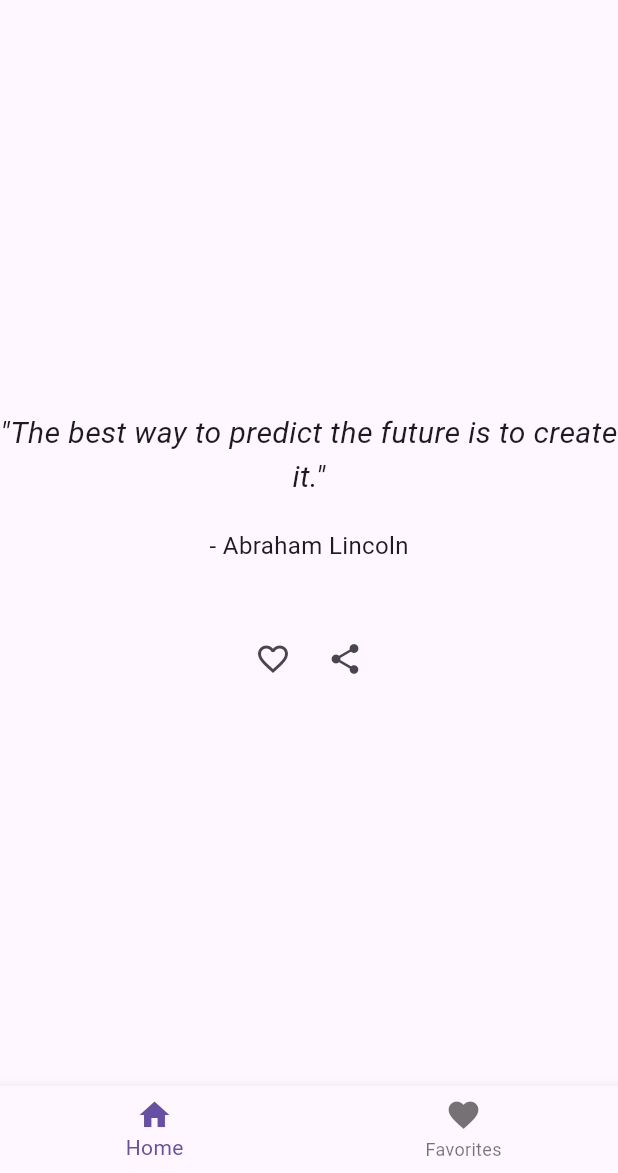
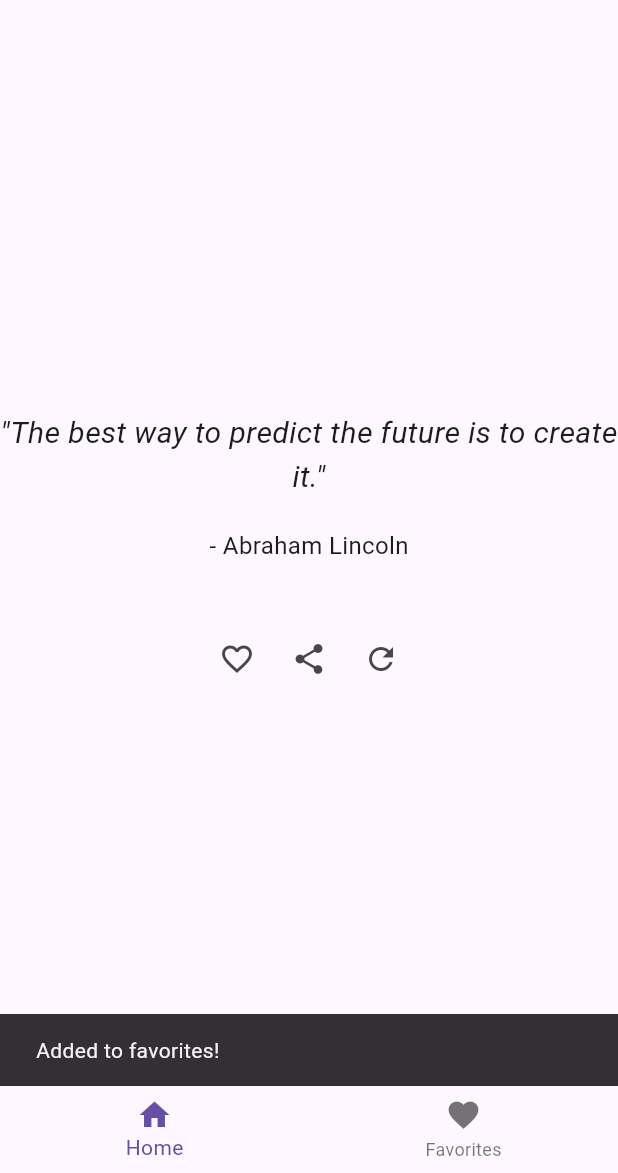
Before and after one commit to junaidiqbalturk/daily_quote_app, a Flutter app: the screen it shows after launch, after a tap on the "favorite outline" icon, on a phone screen of 412 x 824 dp, the part 63-1236 px from its top. Run offline on Flutter 3.47's test engine with Material 3 defaults, Android fonts, the light colour scheme and no system bars; our stand-ins replace shared_preferences; statements that could not run were skipped.

Commit message:
issue: Quote API Service Issue

```diff
--- a/lib/main.dart
+++ b/lib/main.dart
@@ -7,6 +7,8 @@ void main() {
 }
 
 class MyApp extends StatelessWidget {
+  const MyApp({super.key});
+
   @override
   Widget build(BuildContext context) {
     return MaterialApp(
@@ -20,6 +22,8 @@ class MyApp extends StatelessWidget {
 }
 
 class MainScreen extends StatefulWidget {
+  const MainScreen({super.key});
+
   @override
   _MainScreenState createState() => _MainScreenState();
 }
--- a/lib/screens/home_screen.dart
+++ b/lib/screens/home_screen.dart
@@ -1,7 +1,54 @@
 import 'package:flutter/material.dart';
+import 'package:shared_preferences/shared_preferences.dart';
+import 'services/quote_service.dart';
 
-class HomeScreen extends StatelessWidget {
-  const HomeScreen({super.key});
+class HomeScreen extends StatefulWidget {
+  @override
+  _HomeScreenState createState() => _HomeScreenState();
+}
+
+class _HomeScreenState extends State<HomeScreen> {
+  String _quote = '"The best way to predict the future is to create it."';
+  String _author = '- Abraham Lincoln';
+  List<String> _favorites = [];
+
+  Future<void> _fetchQuote() async {
+    try {
+      final quoteData = await QuoteService.fetchRandomQuote();
+      setState(() {
+        _quote = quoteData['content'];
+        _author = '- ${quoteData['author']}';
+      });
+    } catch (e) {
+      print('Error fetching quote: $e');
+    }
+  }
+
+  Future<void> _loadFavorites() async {
+    final prefs = await SharedPreferences.getInstance();
+    setState(() {
+      _favorites = prefs.getStringList('favorites') ?? [];
+    });
+  }
+
+  Future<void> _addToFavorites() async {
+    final prefs = await SharedPreferences.getInstance();
+    final quote = '$_quote $_author';
+    if (!_favorites.contains(quote)) {
+      _favorites.add(quote);
+      await prefs.setStringList('favorites', _favorites);
+      ScaffoldMessenger.of(context).showSnackBar(
+        SnackBar(content: Text('Added to favorites!')),
+      );
+    }
+  }
+
+  @override
+  void initState() {
+    super.initState();
+    _fetchQuote();
+    _loadFavorites();
+  }
 
   @override
   Widget build(BuildContext context) {
@@ -14,13 +61,13 @@ class HomeScreen extends StatelessWidget {
           mainAxisAlignment: MainAxisAlignment.center,
           children: [
             Text(
-              '"The best way to predict the future is to create it."',
+              _quote,
               style: TextStyle(fontSize: 20, fontStyle: FontStyle.italic),
               textAlign: TextAlign.center,
             ),
             SizedBox(height: 20),
             Text(
-              '- Abraham Lincoln',
+              _author,
               style: TextStyle(fontSize: 16),
             ),
             SizedBox(height: 40),
@@ -29,15 +76,17 @@ class HomeScreen extends StatelessWidget {
               children: [
                 IconButton(
                   icon: Icon(Icons.favorite_border),
-                  onPressed: () {
-                    // Add to favorites
-                  },
+                  onPressed: _addToFavorites,
                 ),
                 IconButton(
                   icon: Icon(Icons.share),
                   onPressed: () {
                     // Share quote
                   },
+                ),
+                IconButton(
+                  icon: Icon(Icons.refresh),
+                  onPressed: _fetchQuote,
                 ),
               ],
             ),
--- a/pubspec.yaml
+++ b/pubspec.yaml
@@ -30,7 +30,8 @@ environment:
 dependencies:
   flutter:
     sdk: flutter
-
+  http: ^0.13.3
+  shared_preferences: ^2.2.2 # Use the latest version
   # The following adds the Cupertino Icons font to your application.
   # Use with the CupertinoIcons class for iOS style icons.
   cupertino_icons: ^1.0.8
```
Also changed, not shown: lib/screens/favorites_screen.dart (+37 -7 lines), lib/services/quote_service.dart (added, +15 -0 lines), pubspec.lock, 1 other file.
